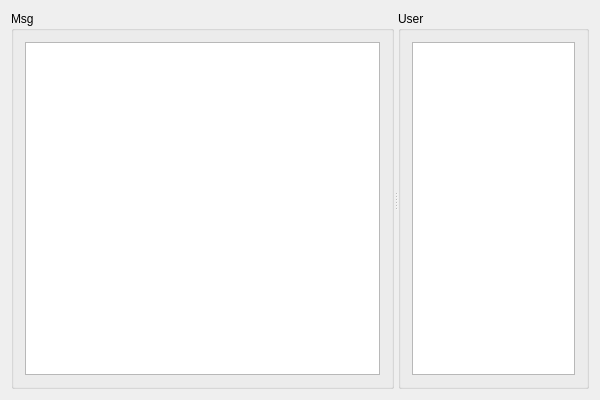
Old version of the form source/rpcserver/testserver.ui in the repository leoxiaofei/rpcservice.
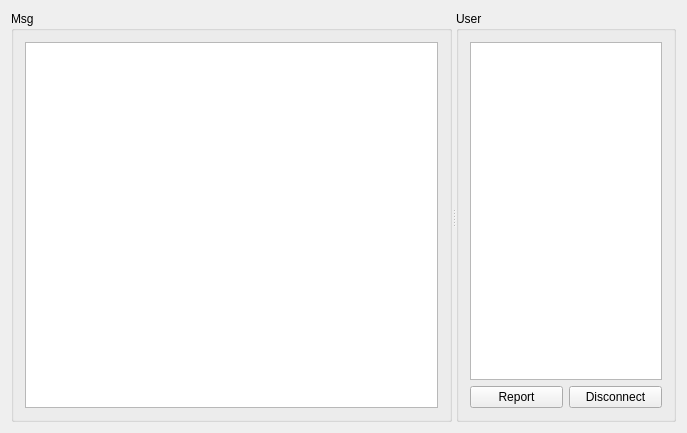
New version of the form.

Commit message: 1、完成服务器推送报告接口(Report) 2、测试代码增加服务器断开客户端的功能

```diff
--- a/source/rpcserver/testserver.ui
+++ b/source/rpcserver/testserver.ui
@@ -6,8 +6,8 @@
    <rect>
     <x>0</x>
     <y>0</y>
-    <width>600</width>
-    <height>400</height>
+    <width>687</width>
+    <height>433</height>
    </rect>
   </property>
   <property name="windowTitle">
@@ -63,6 +63,24 @@
          </property>
         </widget>
        </item>
+       <item>
+        <layout class="QHBoxLayout" name="horizontalLayout">
+         <item>
+          <widget class="QPushButton" name="btnReport">
+           <property name="text">
+            <string>Report</string>
+           </property>
+          </widget>
+         </item>
+         <item>
+          <widget class="QPushButton" name="btnDisconnect">
+           <property name="text">
+            <string>Disconnect</string>
+           </property>
+          </widget>
+         </item>
+        </layout>
+       </item>
       </layout>
      </widget>
     </widget>
```
Left out of the diff: 5 changed lines with no effect on the pictures. The commit also changes 16 other files.
